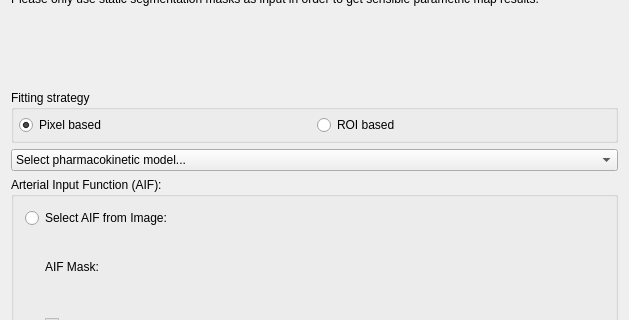
The window that Plugins/org.mitk.gui.qt.pharmacokinetics.mri/src/internal/MRPerfusionViewControls.ui (MITK/MITK) describes before a commit, drawn with Qt 5; both pictures show x 0 to 629 and y 172 to 492 of the 629 by 1349 pixel window.
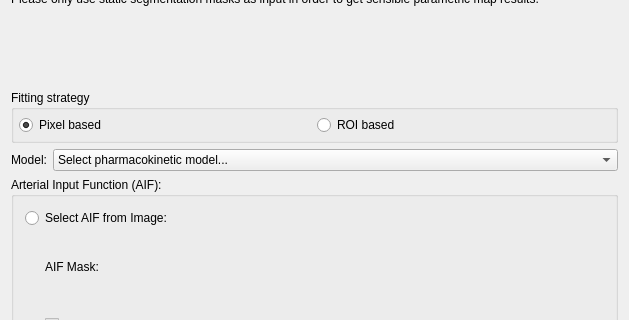
The same window after the commit. Custom widgets are drawn as their Qt base class.

Patch:
```diff
--- a/Plugins/org.mitk.gui.qt.pharmacokinetics.mri/src/internal/MRPerfusionViewControls.ui
+++ b/Plugins/org.mitk.gui.qt.pharmacokinetics.mri/src/internal/MRPerfusionViewControls.ui
@@ -189,7 +189,28 @@
     </layout>
    </item>
    <item>
+    <layout class="QHBoxLayout" name="horizontalLayout_4">
+     <item>
+      <widget class="QLabel" name="label_3">
+       <property name="sizePolicy">
+        <sizepolicy hsizetype="Minimum" vsizetype="Preferred">
+         <horstretch>0</horstretch>
+         <verstretch>0</verstretch>
+        </sizepolicy>
+       </property>
+       <property name="text">
+        <string>Model:</string>
+       </property>
+      </widget>
+     </item>
+     <item>
     <widget class="QComboBox" name="comboModel">
+       <property name="sizePolicy">
+        <sizepolicy hsizetype="Expanding" vsizetype="Fixed">
+         <horstretch>0</horstretch>
+         <verstretch>0</verstretch>
+        </sizepolicy>
+       </property>
      <item>
       <property name="text">
        <string>Select pharmacokinetic model...</string>
@@ -197,6 +218,8 @@
      </item>
     </widget>
    </item>
+    </layout>
+   </item>
    <item>
     <widget class="QGroupBox" name="groupAIF">
      <property name="title">
```
Left out of the diff: 53 changed lines with no effect on the pictures. Lines whose indentation alone changed are shown as unchanged.
